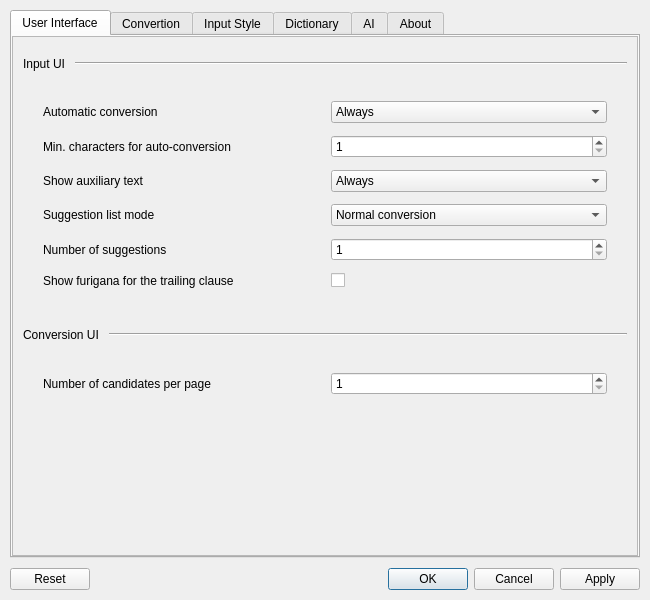
Qt form hazkey-settings/mainwindow.ui (yosagi/hazkey) before a commit.
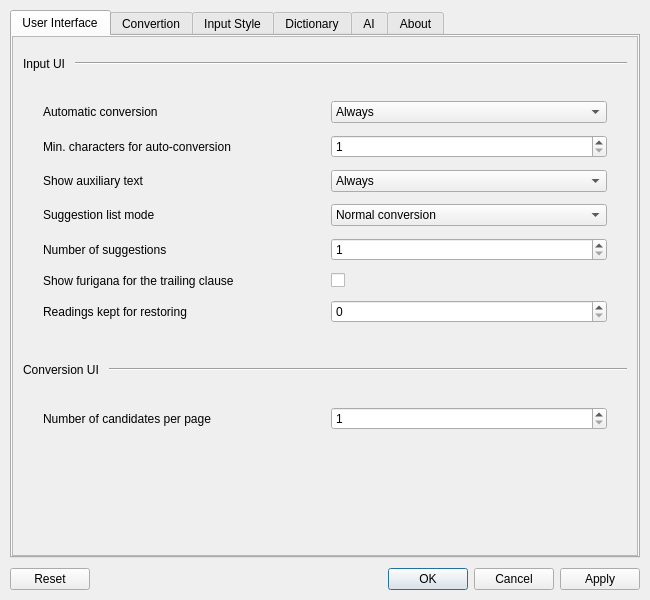
The same form after that commit. Icons and pictures are not drawn.

Commit message: Bring back the reading of a lost composition with a key

```diff
--- a/hazkey-settings/mainwindow.ui
+++ b/hazkey-settings/mainwindow.ui
@@ -298,6 +298,32 @@
              <item row="5" column="1">
               <widget class="QCheckBox" name="showTrailingFurigana"/>
              </item>
+             <item row="6" column="0">
+              <widget class="QLabel" name="readingHistorySizeLabel">
+               <property name="minimumSize">
+                <size>
+                 <width>200</width>
+                 <height>0</height>
+                </size>
+               </property>
+               <property name="text">
+                <string>Readings kept for restoring</string>
+               </property>
+               <property name="toolTip">
+                <string>Number of recent readings the idle.restore_reading key brings back. 0 disables it.</string>
+               </property>
+              </widget>
+             </item>
+             <item row="6" column="1">
+              <widget class="QSpinBox" name="readingHistorySize">
+               <property name="minimum">
+                <number>0</number>
+               </property>
+               <property name="maximum">
+                <number>20</number>
+               </property>
+              </widget>
+             </item>
             </layout>
            </item>
            <item>
```
The commit also changes 23 other files.
